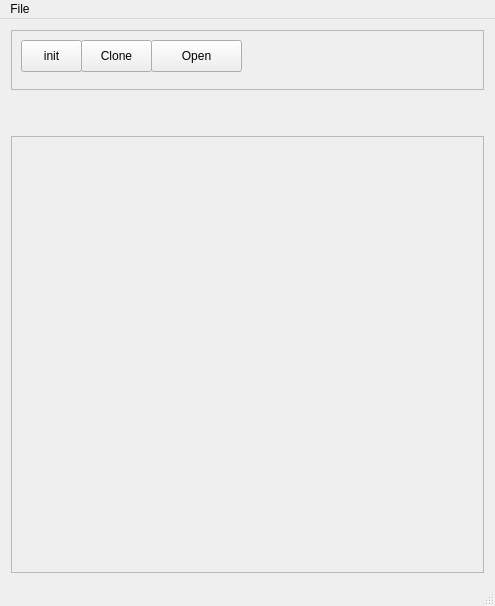
The window that ui/mainwindow.ui (hidog/HiGit) describes before a commit, drawn with Qt 5.
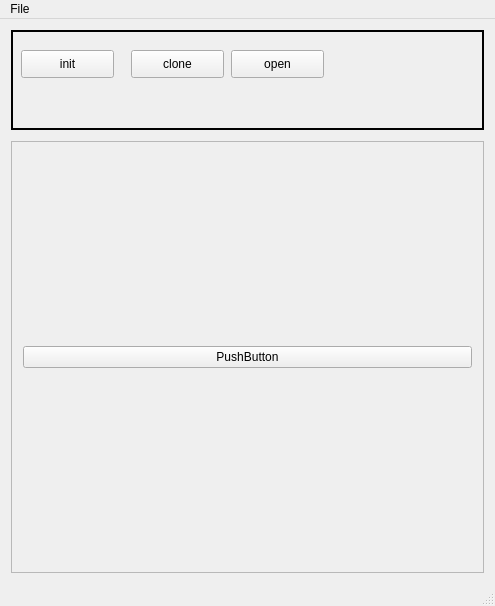
The same window after the commit.

Commit message: 調整架構  設計file widget.

```diff
--- a/ui/mainwindow.ui
+++ b/ui/mainwindow.ui
@@ -16,32 +16,28 @@
   <widget class="QWidget" name="centralWidget">
    <layout class="QVBoxLayout" name="verticalLayout_2">
     <item>
+     <layout class="QVBoxLayout" name="verticalLayout">
+      <item>
      <widget class="QFrame" name="frame">
-      <property name="sizePolicy">
-       <sizepolicy hsizetype="Expanding" vsizetype="Minimum">
-        <horstretch>0</horstretch>
-        <verstretch>0</verstretch>
-       </sizepolicy>
-      </property>
       <property name="minimumSize">
        <size>
         <width>0</width>
-        <height>60</height>
+          <height>100</height>
        </size>
       </property>
       <property name="frameShape">
-       <enum>QFrame::StyledPanel</enum>
+         <enum>QFrame::WinPanel</enum>
       </property>
       <property name="frameShadow">
-       <enum>QFrame::Raised</enum>
+         <enum>QFrame::Plain</enum>
       </property>
       <widget class="QPushButton" name="initButton">
        <property name="geometry">
         <rect>
          <x>10</x>
-         <y>10</y>
-         <width>61</width>
-         <height>32</height>
+           <y>20</y>
+           <width>93</width>
+           <height>28</height>
         </rect>
        </property>
        <property name="text">
@@ -51,29 +47,33 @@
       <widget class="QPushButton" name="cloneButton">
        <property name="geometry">
         <rect>
-         <x>70</x>
-         <y>10</y>
-         <width>71</width>
-         <height>32</height>
+           <x>120</x>
+           <y>20</y>
+           <width>93</width>
+           <height>28</height>
         </rect>
        </property>
        <property name="text">
-        <string>Clone</string>
+          <string>clone</string>
        </property>
       </widget>
       <widget class="QPushButton" name="openButton">
        <property name="geometry">
         <rect>
-         <x>140</x>
-         <y>10</y>
-         <width>91</width>
-         <height>32</height>
+           <x>220</x>
+           <y>20</y>
+           <width>93</width>
+           <height>28</height>
         </rect>
        </property>
        <property name="text">
-        <string>Open</string>
-       </property>
-      </widget>
+          <string>open</string>
+         </property>
+        </widget>
+        <zorder>initButton</zorder>
+        <zorder>cloneButton</zorder>
+        <zorder>openButton</zorder>
+        <zorder>scrollArea</zorder>
      </widget>
     </item>
     <item>
@@ -87,21 +87,18 @@
       <property name="sizeHint" stdset="0">
        <size>
         <width>20</width>
-        <height>40</height>
+          <height>5</height>
        </size>
       </property>
      </spacer>
     </item>
     <item>
      <widget class="QScrollArea" name="scrollArea">
-      <property name="frameShape">
-       <enum>QFrame::StyledPanel</enum>
-      </property>
-      <property name="verticalScrollBarPolicy">
-       <enum>Qt::ScrollBarAsNeeded</enum>
-      </property>
-      <property name="horizontalScrollBarPolicy">
-       <enum>Qt::ScrollBarAsNeeded</enum>
+        <property name="minimumSize">
+         <size>
+          <width>0</width>
+          <height>200</height>
+         </size>
       </property>
       <property name="widgetResizable">
        <bool>true</bool>
@@ -112,35 +109,22 @@
          <x>0</x>
          <y>0</y>
          <width>469</width>
-         <height>411</height>
-        </rect>
-       </property>
-       <property name="sizePolicy">
-        <sizepolicy hsizetype="Preferred" vsizetype="Preferred">
-         <horstretch>0</horstretch>
-         <verstretch>0</verstretch>
-        </sizepolicy>
-       </property>
-       <property name="minimumSize">
-        <size>
-         <width>0</width>
-         <height>0</height>
-        </size>
-       </property>
-       <property name="sizeIncrement">
-        <size>
-         <width>0</width>
-         <height>0</height>
-        </size>
-       </property>
-       <property name="baseSize">
-        <size>
-         <width>0</width>
-         <height>0</height>
-        </size>
-       </property>
-      </widget>
-     </widget>
+           <height>412</height>
+          </rect>
+         </property>
+         <layout class="QVBoxLayout" name="verticalLayout_3">
+          <item>
+           <widget class="QPushButton" name="pushButton">
+            <property name="text">
+             <string>PushButton</string>
+            </property>
+           </widget>
+          </item>
+         </layout>
+        </widget>
+       </widget>
+      </item>
+     </layout>
     </item>
    </layout>
   </widget>
```
Left out of the diff: 2 changed lines with no effect on the pictures. Lines whose indentation alone changed are shown as unchanged. The commit also changes 7 other files.
